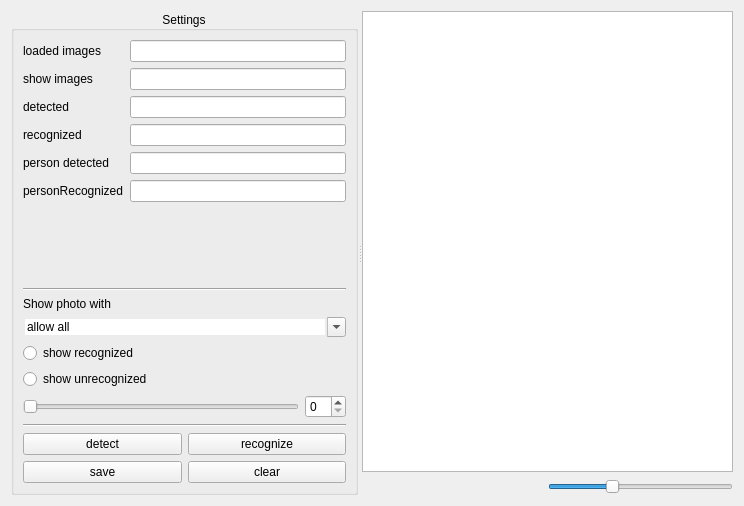
ZulusK/courseWork_1, file src/Facecope/FWorkingWidget.ui: the form before one commit.
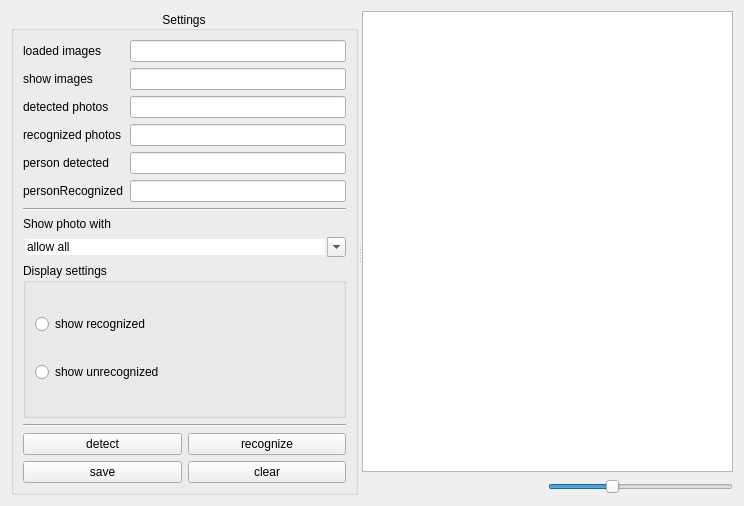
The form after the commit.

```diff
--- a/src/Facecope/FWorkingWidget.ui
+++ b/src/Facecope/FWorkingWidget.ui
@@ -58,7 +58,7 @@
          <item row="2" column="0">
           <widget class="QLabel" name="label_4">
            <property name="text">
-            <string>detected</string>
+            <string>detected photos</string>
            </property>
           </widget>
          </item>
@@ -68,7 +68,7 @@
          <item row="3" column="0">
           <widget class="QLabel" name="label_5">
            <property name="text">
-            <string>recognized</string>
+            <string>recognized photos</string>
            </property>
           </widget>
          </item>
@@ -140,32 +140,27 @@
         </layout>
        </item>
        <item>
-        <widget class="QRadioButton" name="radioButton">
+        <widget class="QGroupBox" name="groupBox_2">
+         <property name="title">
+          <string>Display settings</string>
+         </property>
+         <layout class="QVBoxLayout" name="verticalLayout_6">
+          <item>
+           <widget class="QRadioButton" name="show_rec_RB">
          <property name="text">
           <string>show recognized</string>
          </property>
         </widget>
        </item>
        <item>
-        <widget class="QRadioButton" name="radioButton_2">
+           <widget class="QRadioButton" name="show_UR_RB">
          <property name="text">
           <string>show unrecognized</string>
          </property>
         </widget>
        </item>
-       <item>
-        <layout class="QHBoxLayout" name="horizontalLayout_4">
-         <item>
-          <widget class="QSlider" name="horizontalSlider_2">
-           <property name="orientation">
-            <enum>Qt::Horizontal</enum>
-           </property>
-          </widget>
-         </item>
-         <item>
-          <widget class="QSpinBox" name="spinBox"/>
-         </item>
-        </layout>
+         </layout>
+        </widget>
        </item>
        <item>
         <widget class="Line" name="line_2">
```
Left out of the diff: 48 changed lines with no effect on the pictures. Lines whose indentation alone changed are shown as unchanged.
